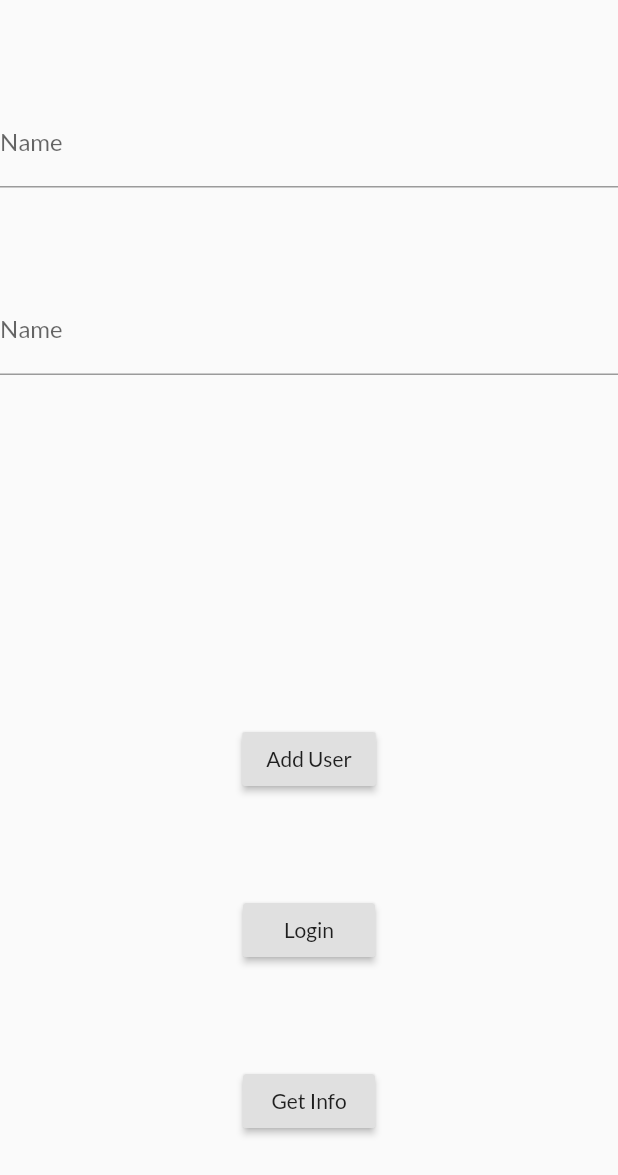
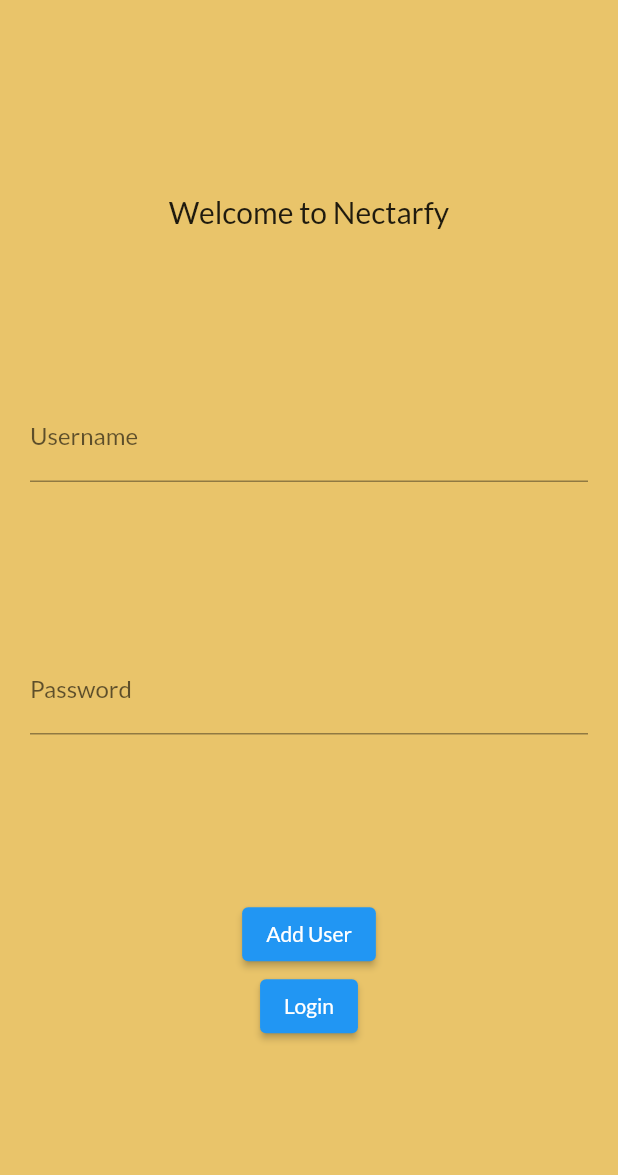
Before and after one commit to leowei31/nectarfy-app, a Flutter app: the screen it shows after launch, after a tap on "Add User", on a phone screen of 412 x 824 dp. Shown: the top 1175 px of the screen. Run offline on Flutter 3.47's test engine with Material 2 defaults, Android fonts, the light colour scheme and no system bars; our stand-ins replace dio, fluttertoast; network calls fail.

Commit message:
added login page and provider state management

```diff
--- a/app/lib/main.dart
+++ b/app/lib/main.dart
@@ -1,7 +1,10 @@
+import 'package:app/provider/user_provider.dart';
+import 'package:dio/dio.dart';
 import 'package:flutter/services.dart';
+import 'package:flutter/material.dart';
+import 'package:provider/provider.dart';
 
-import 'package:flutter/material.dart';
-
+import './provider/user_provider.dart';
 import './views/menu_bar.dart';
 
 import './views/login.dart';
@@ -13,14 +16,28 @@ void main() {
     DeviceOrientation.portraitDown,
   ]);
 
-  runApp(const MyApp());
+  runApp(
+    MultiProvider(providers: [
+      ChangeNotifierProvider(create: (_) => UserState()),
+    ], child: const MyApp()),
+  );
 }
 
-class MyApp extends StatelessWidget {
+class MyApp extends StatefulWidget {
   const MyApp({Key? key}) : super(key: key);
 
   @override
+  State<MyApp> createState() => _MyAppState();
+}
+
+class _MyAppState extends State<MyApp> {
+  bool loggedin = false;
+
+  @override
   Widget build(BuildContext context) {
+    setState(() {
+      loggedin = context.watch<UserState>().loggedin;
+    });
     return MaterialApp(
       title: 'Nectarfy',
       theme: ThemeData(
@@ -28,10 +45,11 @@ class MyApp extends StatelessWidget {
         accentColor: const Color(0xFF264653),
         fontFamily: 'Lato',
       ),
-      home: const LoginScreen(),
-      // initialRoute: '/',
+      home: loggedin ? const MenuBar() : const LoginScreen(),
+      // initialRoute: "/",
       // routes: {
       //   '/': (ctx) => const MenuBar(),
+      //   '/login': (ctx) => const LoginScreen(),
       // },
     );
   }
--- /dev/null
+++ b/app/lib/provider/user_provider.dart
@@ -0,0 +1,25 @@
+import 'package:flutter/material.dart';
+
+class UserState with ChangeNotifier {
+  bool _loggedin = false;
+
+  bool get loggedin => _loggedin;
+
+  String _username = "";
+
+  String get username => _username;
+
+  void loginsuccess() {
+    _loggedin = true;
+    notifyListeners();
+  }
+
+  void logoutsuccess() {
+    _loggedin = false;
+    notifyListeners();
+  }
+
+  void getusername(val) {
+    _username = val;
+  }
+}
--- a/app/lib/views/hive_module.dart
+++ b/app/lib/views/hive_module.dart
@@ -1,4 +1,5 @@
 import 'package:flutter/material.dart';
+import 'package:provider/provider.dart';
 
 import '../widgets/hive_module/dashboard/welcome_dashboard.dart';
 import '../widgets/hive_module/hive_list/hive_list.dart';
@@ -7,6 +8,7 @@ import '../model/hive.dart';
 import '../model/action_item.dart';
 import '../widgets/hive_module/hive_list/add_hive.dart';
 import '../widgets/hive_module/hive_list/hive_details.dart';
+import '../provider/user_provider.dart';
 
 class HiveModule extends StatefulWidget {
   const HiveModule({Key? key}) : super(key: key);
@@ -97,6 +99,7 @@ class _HiveModuleState extends State<HiveModule> {
   Widget build(BuildContext context) {
     final mediaQuery = MediaQuery.of(context);
     final appbarHeight = AppBar().preferredSize.height;
+    final username = context.watch<UserState>().username;
     return Scaffold(
         appBar: AppBar(
           backgroundColor: Theme.of(context).primaryColor,
@@ -110,7 +113,7 @@ class _HiveModuleState extends State<HiveModule> {
             child: Column(
               children: <Widget>[
                 WelcomeDashboard(
-                    name: 'Thiago', numOfActions: actionList.length),
+                    name: username, numOfActions: actionList.length),
                 HiveListController(
                     allHives: allHives, callbackFn: changeCategoryHandler),
                 HiveList(
--- a/app/lib/views/login.dart
+++ b/app/lib/views/login.dart
@@ -1,7 +1,9 @@
 import 'package:fluttertoast/fluttertoast.dart';
+import 'package:provider/provider.dart';
+import 'package:flutter/material.dart';
 
 import '../services/authservice.dart';
-import 'package:flutter/material.dart';
+import '../provider/user_provider.dart';
 
 class LoginScreen extends StatefulWidget {
   const LoginScreen({Key? key}) : super(key: key);
@@ -16,24 +18,32 @@ class _LoginScreenState extends State<LoginScreen> {
   @override
   Widget build(BuildContext context) {
     return Scaffold(
-      body: Column(
+      body: Container(
+        color: Theme.of(context).primaryColor,
+        padding: const EdgeInsets.all(20.0),
+        child: Column(
             mainAxisAlignment: MainAxisAlignment.spaceEvenly,
             children: <Widget>[
+              const Text(
+                'Welcome to Nectarfy',
+                style: TextStyle(fontSize: 20),
+              ),
               TextField(
-              decoration: InputDecoration(labelText: 'Name'),
+                decoration: InputDecoration(labelText: 'Username'),
                 onChanged: (val) {
                   name = val;
                 },
               ),
               TextField(
                 obscureText: true,
-              decoration: InputDecoration(labelText: 'Name'),
+                decoration: InputDecoration(labelText: 'Password'),
                 onChanged: (val) {
                   password = val;
                 },
               ),
-            SizedBox(height: 100),
-            RaisedButton(
+              Column(
+                children: [
+                  ElevatedButton(
                       child: Text("Add User"),
                       onPressed: () {
                         AuthService().addUser(name, password).then((val) {
@@ -48,8 +58,8 @@ class _LoginScreenState extends State<LoginScreen> {
                           );
                         });
                       }),
-            RaisedButton(
-                child: Text("Login"),
+                  ElevatedButton(
+                      child: const Text("Login"),
                       onPressed: () {
                         AuthService().login(name, password).then((val) {
                           if (val.data['success']) {
@@ -63,25 +73,36 @@ class _LoginScreenState extends State<LoginScreen> {
                               textColor: Colors.white,
                               fontSize: 16.0,
                             );
+                            AuthService().getinfo(token).then((val) {
+                              context
+                                  .read<UserState>()
+                                  .getusername(val.data['msg']);
+                              print(val.data['msg']);
+                              context.read<UserState>().loginsuccess();
+                            });
                           }
                         });
                       }),
-            RaisedButton(
-                child: Text("Get Info"),
-                onPressed: () {
-                  AuthService().getinfo(token).then((val) {
-                    Fluttertoast.showToast(
-                      msg: val.data['msg'],
-                      toastLength: Toast.LENGTH_SHORT,
-                      gravity: ToastGravity.BOTTOM,
-                      timeInSecForIosWeb: 1,
-                      backgroundColor: Colors.green,
-                      textColor: Colors.white,
-                      fontSize: 16.0,
-                    );
-                  });
-                }),
+                ],
+              ),
+
+              // RaisedButton(
+              //     child: Text("Get Info"),
+              //     onPressed: () {
+              //       AuthService().getinfo(token).then((val) {
+              //         Fluttertoast.showToast(
+              //           msg: val.data['msg'],
+              //           toastLength: Toast.LENGTH_SHORT,
+              //           gravity: ToastGravity.BOTTOM,
+              //           timeInSecForIosWeb: 1,
+              //           backgroundColor: Colors.green,
+              //           textColor: Colors.white,
+              //           fontSize: 16.0,
+              //         );
+              //       });
+              //     }),
             ]),
+      ),
     );
   }
 }
--- a/app/pubspec.yaml
+++ b/app/pubspec.yaml
@@ -32,6 +32,7 @@ dependencies:
   intl: ^0.17.0
   dio:
   fluttertoast:
+  provider: ^5.0.0
 
   # The following adds the Cupertino Icons font to your application.
   # Use with the CupertinoIcons class for iOS style icons.
```
Also changed, not shown: app/lib/views/community_module.dart (+35 -21 lines), app/lib/views/profile_module.dart (+13 -1 lines). Lines whose indentation alone changed are shown as unchanged.
